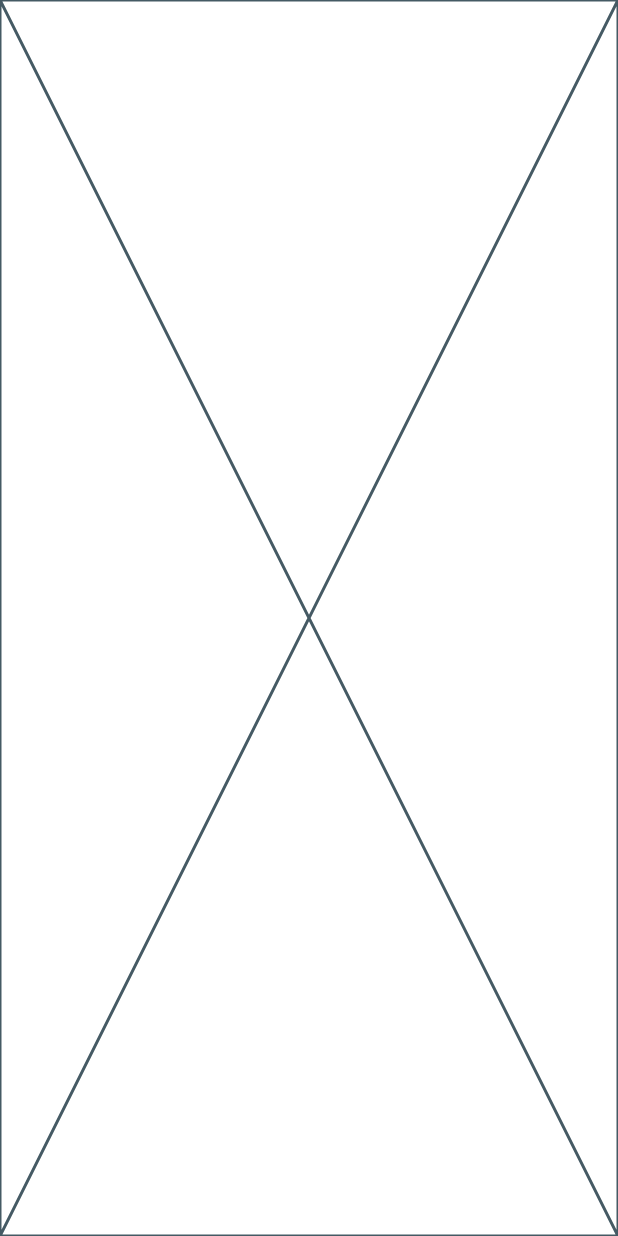
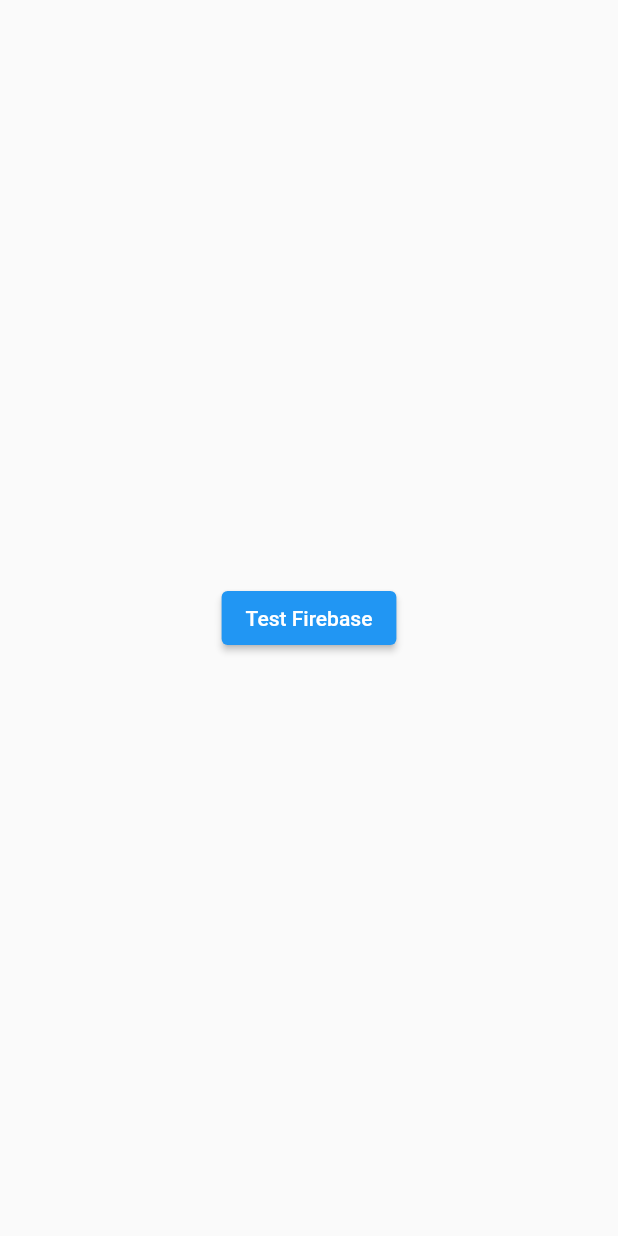
Before and after one commit to flutterwithnas/firebase_connect_tutorial, a Flutter app: the screen it shows after launch, on a phone screen of 412 x 824 dp. Run offline on Flutter 3.47's test engine with Material 2 defaults, Android fonts, the light colour scheme and no system bars; our stand-ins replace firebase_auth, firebase_core; accounts and stored records are empty.

Commit message:
connect ok Firebase

```diff
--- a/lib/main.dart
+++ b/lib/main.dart
@@ -1,6 +1,10 @@
+import 'package:firebase_auth/firebase_auth.dart';
+import 'package:firebase_core/firebase_core.dart';
 import 'package:flutter/material.dart';
 
-void main() {
+void main() async {
+  WidgetsFlutterBinding.ensureInitialized();
+  await Firebase.initializeApp();
   runApp(const MyApp());
 }
 
@@ -11,7 +15,30 @@
   Widget build(BuildContext context) {
     return const MaterialApp(
       debugShowCheckedModeBanner: false,
-      home: Placeholder(),
+      home: HomePage(),
     );
   }
 }
+
+class HomePage extends StatelessWidget {
+  const HomePage({super.key});
+
+  @override
+  Widget build(BuildContext context) {
+    return Scaffold(
+      body: SafeArea(
+        child: Center(
+          child: ElevatedButton(
+            onPressed: () {
+              FirebaseAuth.instance.createUserWithEmailAndPassword(
+                email: 'flutter@mail.com',
+                password: '123456',
+              );
+            },
+            child: const Text('Test Firebase'),
+          ),
+        ),
+      ),
+    );
+  }
+}
--- a/pubspec.yaml
+++ b/pubspec.yaml
@@ -35,6 +35,8 @@
   # The following adds the Cupertino Icons font to your application.
   # Use with the CupertinoIcons class for iOS style icons.
   cupertino_icons: ^1.0.2
+  firebase_auth:
+  firebase_core:
 
 dev_dependencies:
   flutter_test:
```
Also changed, not shown: pubspec.lock, 6 other files.
